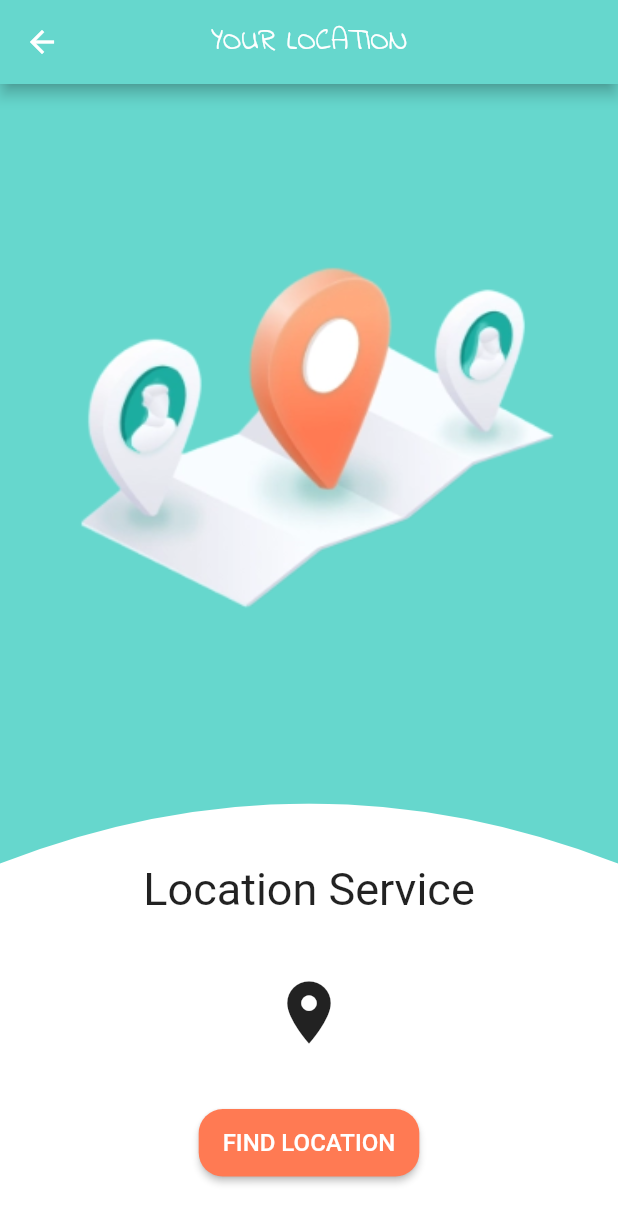
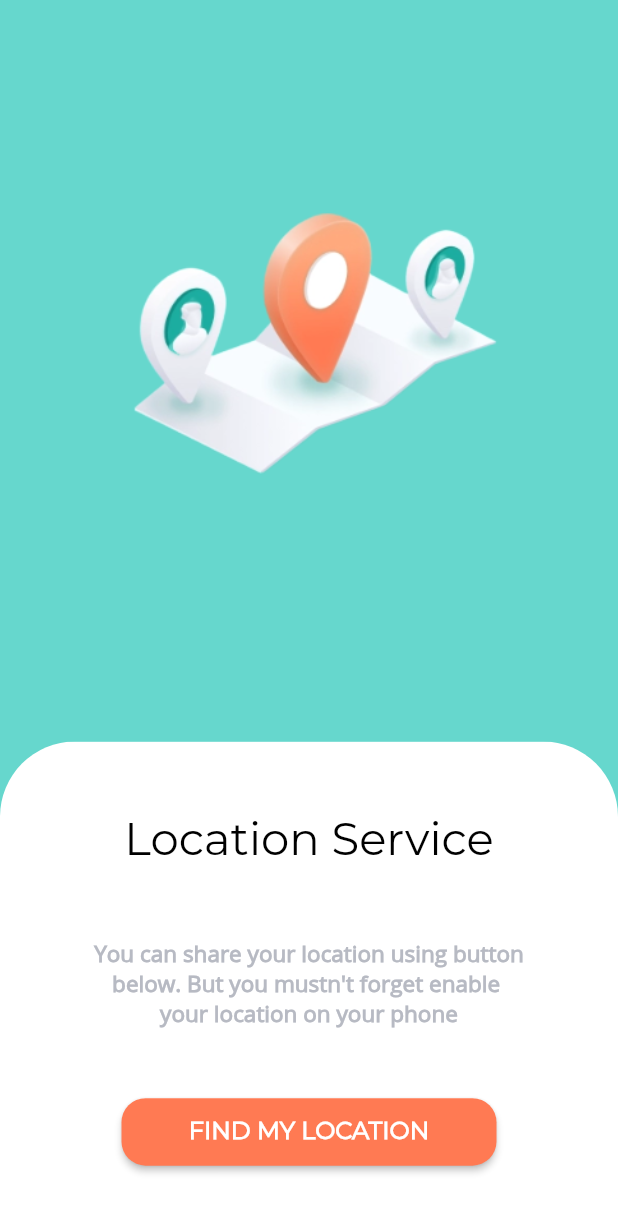
Before and after one commit to ogulcankarayel5/flutter-sharelocation, a Flutter app: the LandingPage screen opened directly, on a phone screen of 412 x 824 dp. Shown: the top 1224 px of the screen. Run offline on Flutter 3.47's test engine with Material 2 defaults, Android fonts, the phone set to English and light mode, and no system bars; our stand-ins replace geolocator, get_it, google_maps_flutter, share; missing offline and left inert: animated_splash.

```diff
--- a/lib/repository/location_repository.dart
+++ b/lib/repository/location_repository.dart
@@ -1,43 +1,34 @@
-
 import 'package:mobilsharelocation/locator.dart';
 import 'package:mobilsharelocation/models/adress.dart';
 import 'package:mobilsharelocation/models/location.dart';
 import 'package:mobilsharelocation/services/location_base.dart';
 import 'package:mobilsharelocation/services/location_service.dart';
 
-enum AppMode { DEBUG,RELEASE}
+enum AppMode { DEBUG, RELEASE }
 
-class LocationRepository implements LocationBase{
+class LocationRepository implements LocationBase {
+  AppMode _appMode = AppMode.RELEASE;
 
-  AppMode _appMode=AppMode.RELEASE;
-
-  LocationService _locationService=locator<LocationService>();
+  LocationService _locationService = locator<LocationService>();
 
   @override
-  Future<Location> getLocation() async{
-    if(_appMode==AppMode.RELEASE){
-     Location _location= await _locationService.getLocation();
+  Future<Location> getLocation() async {
+    if (_appMode == AppMode.RELEASE) {
+      Location _location = await _locationService.getLocation();
 
-     return _location;
-    }
-    else{
+      return _location;
+    } else {
       return null;
     }
   }
 
-  Future<ExactAddress> getAdress(double latitude, double longitude) async{
-
-     if(_appMode==AppMode.RELEASE){
-       ExactAddress _exactAddress= await _locationService.getAdress(latitude,longitude);
-       return _exactAddress;
-
-
-    }
-    else{
+  Future<ExactAddress> getAdress(double latitude, double longitude) async {
+    if (_appMode == AppMode.RELEASE) {
+      ExactAddress _exactAddress =
+          await _locationService.getAdress(latitude, longitude);
+      return _exactAddress;
+    } else {
       return null;
     }
   }
-
-
-
 }
--- a/lib/screens/home_page.dart
+++ b/lib/screens/home_page.dart
@@ -1,5 +1,5 @@
 import 'package:flutter/material.dart';
-import 'package:flutter_custom_clippers/flutter_custom_clippers.dart';
+//import 'package:flutter_custom_clippers/flutter_custom_clippers.dart';
 import 'package:mobilsharelocation/locator.dart';
 import 'package:mobilsharelocation/models/location.dart';
 import 'package:mobilsharelocation/screens/google_map.dart';
@@ -11,21 +11,19 @@ import 'package:mobilsharelocation/widgets/platform_alert_widget.dart';
 import 'package:provider/provider.dart';
 
 class HomePage extends StatefulWidget {
+
+  static final String id="home_screen";
   @override
   _HomePageState createState() => _HomePageState();
 }
 
 class _HomePageState extends State<HomePage> {
-  Location _location = locator<Location>();
-
   _getLocation() async {
     final _locationUserViewModel = Provider.of<LocationViewModel>(context);
     try {
-      _location = await _locationUserViewModel.getLocation();
-      print(_location.latitude.toString());
+      await _locationUserViewModel.getLocation();
+      Navigator.of(context).push(MaterialPageRoute(builder: (context)=>GoogleMapWidget()));
 
-      Navigator.of(context)
-          .push(MaterialPageRoute(builder: (context) => GoogleMapWidget()));
     } catch (e) {
       PlatformAlertWidget(
         title: "Hata",
@@ -38,39 +36,120 @@ class _HomePageState extends State<HomePage> {
 
   @override
   Widget build(BuildContext context) {
-    final _locationUserViewModel = Provider.of<LocationViewModel>(context);
+
+    final width = MediaQuery.of(context).size.width;
+    final height = MediaQuery.of(context).size.height;
     return Scaffold(
-      appBar: AppBar(
-        centerTitle: true,
-        title: Text(
-          "YOUR LOCATION",
-          style: kHomeTitleTextStyle,
-        ),
-        backgroundColor: Theme.of(context).scaffoldBackgroundColor,
-      ),
-      body: _locationUserViewModel.state == ViewState.Idle
-          ? Stack(
+      body:Consumer<LocationViewModel>(
+        builder: (context,viewmodel,child){
+
+          if(viewmodel.state==ViewState.Idle && viewmodel.location==null){
+            return child;
+          }
+          else{
+            return Center(child: CircularProgressIndicator(),);
+          }
+        },
+        child: Stack(
+              overflow: Overflow.visible,
               children: <Widget>[
                 Container(
-                  height: MediaQuery.of(context).size.height * 0.50,
-                  decoration: BoxDecoration(
-                    image: DecorationImage(
-                      image: AssetImage("assets/images/bg.png"),
-                      fit: BoxFit.cover,
+                  height: width,
+                  width: width,
+                  child: Align(
+                    alignment: Alignment.topCenter,
+                    child: Center(
+                      child: Image(
+                          image: AssetImage(
+                            "assets/images/bg.png",
+                          ),
+                          fit: BoxFit.cover),
                     ),
                   ),
                 ),
                 Align(
                   alignment: Alignment.bottomCenter,
-                  child: ClipPath(
-                    clipper: OvalTopBorderClipper(),
+                  child: ClipRRect(
+                    borderRadius: BorderRadius.only(
+                        topLeft: Radius.circular(50.0),
+                        topRight: Radius.circular(50.0)),
                     child: Container(
                       width: double.infinity,
-                      height: MediaQuery.of(context).size.height * 0.35,
+                      height: height * 0.40,
                       decoration: BoxDecoration(color: Colors.white),
-                      child:CustomColumn(
-                        text: Text("Location Service",style: TextStyle(fontSize: 30.0),),
-                        icon: Icon(Icons.location_on,size: 50,),
+                      child: CustomColumn(
+                        text: Text(
+                          "Location Service",
+                          style: kHomeTextStyle,
+                        ),
+                        content: buildContentColumn(),
+                        button: buildCustomButton(),
+                      ),
+                    ),
+                  ),
+                ),
+              ],
+            ),
+      )
+    );
+  }
+
+  Column buildContentColumn() {
+    return Column(
+      children: <Widget>[
+        Text("You can share your location using button",
+            style: kHomeContentTextStyle),
+        Text("below. But you mustn't forget enable ",
+            style: kHomeContentTextStyle),
+        Text("your location on your phone", style: kHomeContentTextStyle),
+      ],
+    );
+  }
+
+  CustomButton buildCustomButton() {
+    return CustomButton(
+        width: 250.0,
+        buttonText: Text("FIND MY LOCATION", style: kCustomButtonTextStyle),
+        onPressed: () => _getLocation(),
+        buttonColor: Color(0xFFFF7A53));
+  }
+}
+
+/*
+  _locationUserViewModel.state == ViewState.Idle
+          ? Stack(
+              overflow: Overflow.visible,
+              children: <Widget>[
+                Container(
+                  height: width,
+                  width: width,
+                  child: Align(
+                    alignment: Alignment.topCenter,
+                    child: Center(
+                      child: Image(
+                          image: AssetImage(
+                            "assets/images/bg.png",
+                          ),
+                          fit: BoxFit.cover),
+                    ),
+                  ),
+                ),
+                Align(
+                  alignment: Alignment.bottomCenter,
+                  child: ClipRRect(
+                    borderRadius: BorderRadius.only(
+                        topLeft: Radius.circular(50.0),
+                        topRight: Radius.circular(50.0)),
+                    child: Container(
+                      width: double.infinity,
+                      height: height * 0.40,
+                      decoration: BoxDecoration(color: Colors.white),
+                      child: CustomColumn(
+                        text: Text(
+                          "Location Service",
+                          style: kHomeTextStyle,
+                        ),
+                        content: buildContentColumn(),
                         button: buildCustomButton(),
                       ),
                     ),
@@ -79,17 +158,6 @@ class _HomePageState extends State<HomePage> {
               ],
             )
           : Center(
-              child: CircularProgressIndicator(),
+              child: CircularProgressIndicator(backgroundColor: Colors.white,),
             ),
-    );
-  }
-
-  CustomButton buildCustomButton() {
-    return CustomButton(
-        buttonText: Text("FIND LOCATION", style: kCustomButtonTextStyle),
-        onPressed: () => _getLocation(),
-        buttonColor: Color(0xFFFF7A53));
-  }
-
-
-}
+ */
--- a/lib/screens/landing_page.dart
+++ b/lib/screens/landing_page.dart
@@ -3,6 +3,8 @@ import 'package:flutter/material.dart';
 import 'package:mobilsharelocation/screens/home_page.dart';
 import 'package:mobilsharelocation/viewmodels/location_viewmodel.dart';
 import 'package:provider/provider.dart';
+
+import 'google_map.dart';
 
 class LandingPage extends StatefulWidget {
   @override
@@ -10,20 +12,23 @@ class LandingPage extends StatefulWidget {
 }
 
 class _LandingPageState extends State<LandingPage> {
-
-
   @override
   Widget build(BuildContext context) {
-    final _locationViewModel=Provider.of<LocationViewModel>(context);
-    if(_locationViewModel.state==ViewState.Idle){
-
-        return HomePage();
-
-
-    }
-    else{
-      return Scaffold(body: Center(child: CircularProgressIndicator(),));
-    }
-
+    return Consumer<LocationViewModel>(
+      builder: (context, viewmodel, child) {
+        if (viewmodel.state == ViewState.Idle && viewmodel.location == null) {
+          return HomePage();
+        }
+        if(viewmodel.state==ViewState.Idle && viewmodel.location!=null){
+          return GoogleMapWidget();
+        }
+        else {
+          return Scaffold(
+              body: Center(
+            child: CircularProgressIndicator(),
+          ));
+        }
+      },
+    );
   }
 }
--- a/lib/services/location_service.dart
+++ b/lib/services/location_service.dart
@@ -10,7 +10,8 @@ class LocationService implements LocationBase {
   Future<Location> getLocation() async{
 
     Position _position = await Geolocator()
-        .getCurrentPosition(desiredAccuracy: LocationAccuracy.best);
+        .getCurrentPosition(desiredAccuracy: LocationAccuracy.bestForNavigation).timeout(Duration(seconds: 10));
+
     return _locationFromPosition(_position);
 
 
@@ -27,7 +28,7 @@ class LocationService implements LocationBase {
 
   Future<ExactAddress> getAdress(double latitude, double longitude) async{
     List<Placemark> _placeMark= await Geolocator().placemarkFromCoordinates(latitude, longitude);
-    String _adress=_placeMark[0].name.toString() + "," + _placeMark[0].locality.toString()+","+_placeMark[0].administrativeArea;
+    String _adress=_placeMark[0].name.toString() + "," + _placeMark[0].locality.toString()+","+_placeMark[0].administrativeArea+","+_placeMark[0].subAdministrativeArea+","+_placeMark[0].subLocality;
     return  _adressFromLocation(_adress);
   }
 
--- a/lib/utilities/constant.dart
+++ b/lib/utilities/constant.dart
@@ -8,16 +8,21 @@ const kLocationIconColor = Colors.white70;
 const kTitleTextStyle = TextStyle(
   fontWeight: FontWeight.bold,
   fontSize: 20.0,
+  fontFamily: 'Montserrat'
 );
 
 const kSplashTitleStyle = TextStyle(
   fontSize: 25.0,
 );
 
+const kHomeTextStyle=TextStyle(fontSize: 30.0,fontFamily: 'Montserrat',color: Colors.black);
+const kHomeContentTextStyle=TextStyle(color: Color(0xFFB7BAC3),fontWeight: FontWeight.bold,fontSize: 15,fontFamily: 'OpenSans');
 const kHomeTitleTextStyle=TextStyle(fontFamily: 'IndieFlower');
 const kCustomButtonTextStyle = TextStyle(
   color: Colors.white,
   fontSize: 16,
+  fontFamily: 'Montserrat',
+  fontWeight: FontWeight.bold
 );
 
 const kPlatformAlerWidgetTextStyle = TextStyle(
--- a/lib/viewmodels/location_viewmodel.dart
+++ b/lib/viewmodels/location_viewmodel.dart
@@ -10,7 +10,7 @@ import 'package:mobilsharelocation/repository/location_repository.dart';
 import 'package:mobilsharelocation/services/location_base.dart';
 import 'package:share/share.dart';
 
-enum ViewState { Idle, Busy }
+enum ViewState { Loaded,Idle, Busy }
 
 class LocationViewModel with ChangeNotifier implements LocationBase {
   ViewState _state = ViewState.Idle;
@@ -46,8 +46,9 @@ class LocationViewModel with ChangeNotifier implements LocationBase {
 
 
   Future<void> shareLocation(double latitude,double longitude){
+    // https://www.google.com/maps/search/?api=1&query=$latitude,$longitude'
+     return Share.share(('Here is my location.https://maps.google.de/maps?q=$latitude,$longitude&z=17&t=k'),subject: 'My location');
 
-     Share.share(('Here is my location. https://www.google.com/maps/search/?api=1&query=$latitude,$longitude'),subject: 'My location');
   }
   @override
   Future<Location> getLocation() async {
@@ -56,10 +57,18 @@ class LocationViewModel with ChangeNotifier implements LocationBase {
 
       _location = await _locationRepository.getLocation();
       await getAdress(_location.latitude, _location.longitude);
+
       return _location;
     } finally {
       state = ViewState.Idle;
+
     }
+  }
+
+  Future<void> setNullToLocation() async{
+      _location=null;
+
+
   }
 
   getAdress(double latitude,double longitude) async{
--- a/lib/widgets/button_widget.dart
+++ b/lib/widgets/button_widget.dart
@@ -8,12 +8,13 @@ class CustomButton extends StatelessWidget   {
   final Widget buttonIcon;
   final VoidCallback onPressed;
   final double radius;
+  final double width;
 
   const CustomButton(
       {Key key,
       @required this.buttonText,
       this.buttonColor: Colors.black,
-
+      this.width,
       this.height:45.0,
       this.buttonIcon,
       @required this.onPressed,
@@ -27,6 +28,7 @@ class CustomButton extends StatelessWidget   {
 
       child: SizedBox(
         height:height ,
+        width: width,
               child: RaisedButton(
           onPressed: onPressed,
           child: buttonText,
--- a/lib/widgets/column.dart
+++ b/lib/widgets/column.dart
@@ -2,11 +2,11 @@ import 'package:flutter/material.dart';
 
 class CustomColumn extends StatelessWidget {
 
-  final Widget icon;
+  final Widget content;
   final Widget button;
   final Widget text;
 
-  const CustomColumn({Key key, this.icon, this.button,this.text}) : super(key: key);
+  const CustomColumn({Key key, this.content, this.button,this.text}) : super(key: key);
   @override
   Widget build(BuildContext context) {
     return Column(
@@ -14,7 +14,7 @@ class CustomColumn extends StatelessWidget {
       mainAxisAlignment: MainAxisAlignment.spaceEvenly,
       children: <Widget>[
         text,
-        icon,
+        content,
         button
 
       ],
```
Also changed, not shown: lib/main.dart (+10 -15 lines), lib/screens/google_map.dart (+18 -17 lines), lib/screens/splash_screen.dart (+19 -13 lines), pubspec.yaml (+17 -32 lines), assets/fonts/CourierPrime-Regular.ttf (added), assets/fonts/Montserrat-Regular.ttf (added), assets/fonts/OpenSans-Regular.ttf (added), pubspec.lock.
